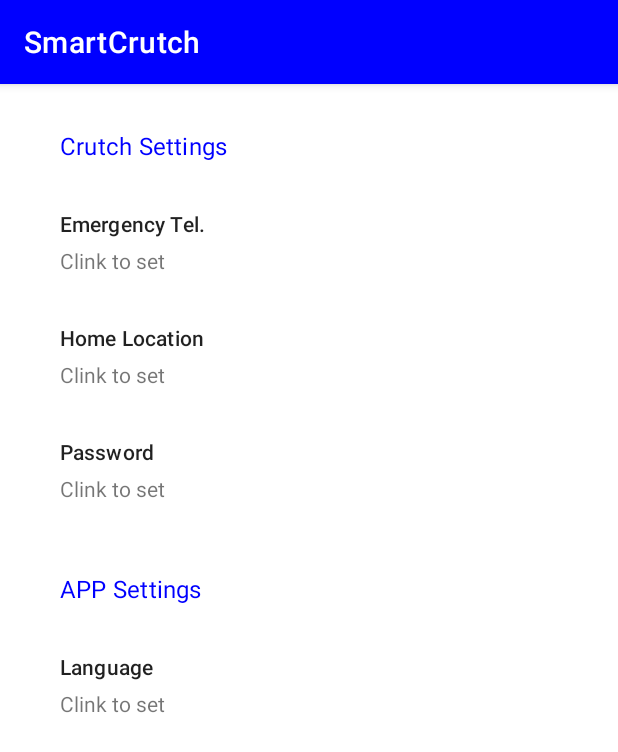
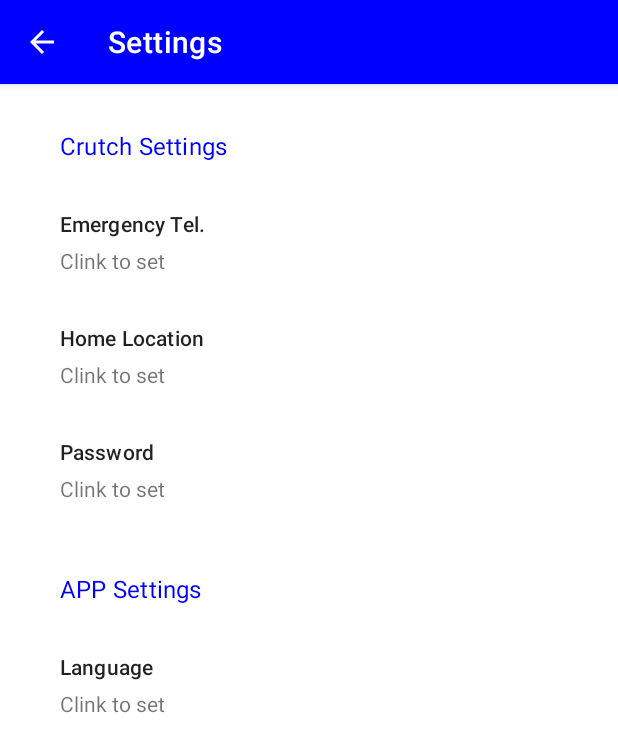
Before and after one commit to link857/SmartCrutch_Android_App_new, an Android app: the SettingsActivity screen opened directly, with no data from a screen before it, on a phone screen of 412 x 824 dp. Shown: the top 752 px of the screen. Run offline under Robolectric (Android 15) with nearby library versions, the phone set to English and light mode, and no system bars.

```diff
--- a/app/src/main/java/deltazero/smartcrutch/ui/MainActivity.java
+++ b/app/src/main/java/deltazero/smartcrutch/ui/MainActivity.java
@@ -162,6 +162,11 @@ public class MainActivity extends AppCompatActivity {
         startActivity(intent);
     }
 
+    public void launchSettings(View view) {
+        Intent intent = new Intent(this, SettingsActivity.class);
+        startActivity(intent);
+    }
+
     public void logout(View view) {
         timer.cancel();
 
--- a/app/src/main/java/deltazero/smartcrutch/ui/MapActivity.java
+++ b/app/src/main/java/deltazero/smartcrutch/ui/MapActivity.java
@@ -43,7 +43,7 @@ public class MapActivity extends AppCompatActivity {
         // Init UI
         tvLocDescription = findViewById(R.id.map_loc_description);
         tvLoc = findViewById(R.id.map_loc);
-        getActionBar().setTitle(getString(R.string.map_activity_title));
+        getSupportActionBar().setTitle(getString(R.string.map_activity_title));
 
         // Get uuid
         uuid = getSharedPreferences("deltazero.smartcrutch.prefs", MODE_PRIVATE)
--- a/app/src/main/res/layout/activity_login.xml
+++ b/app/src/main/res/layout/activity_login.xml
@@ -31,7 +31,6 @@
 
     <com.google.android.material.textfield.TextInputLayout
         android:id="@+id/login_username_text_input"
-        style="@style/Widget.MaterialComponents.TextInputLayout.OutlinedBox"
         android:layout_width="match_parent"
         android:layout_height="wrap_content"
         android:layout_marginStart="32dp"
@@ -51,7 +50,6 @@
 
     <com.google.android.material.textfield.TextInputLayout
         android:id="@+id/login_password_text_input"
-        style="@style/Widget.MaterialComponents.TextInputLayout.OutlinedBox"
         android:layout_width="0dp"
         android:layout_height="wrap_content"
         android:layout_marginStart="32dp"
--- a/app/src/main/res/layout/activity_settings.xml
+++ b/app/src/main/res/layout/activity_settings.xml
@@ -27,10 +27,13 @@
 
             <RelativeLayout
                 android:layout_width="match_parent"
-                android:layout_height="wrap_content">
+                android:layout_height="wrap_content"
+                android:clickable="true"
+                android:focusable="true"
+                android:onClick="setEmergencyTel">
 
                 <TextView
-                    android:id="@+id/settings_tv_phone"
+                    android:id="@+id/settings_tv_tel"
                     android:layout_width="wrap_content"
                     android:layout_height="wrap_content"
                     android:layout_marginStart="40dp"
@@ -39,10 +42,10 @@
                     android:textAppearance="@style/TextAppearance.MaterialComponents.Subtitle2" />
 
                 <TextView
-                    android:id="@+id/settings_tv_phone_info"
+                    android:id="@+id/settings_tv_tel_info"
                     android:layout_width="wrap_content"
                     android:layout_height="wrap_content"
-                    android:layout_below="@+id/settings_tv_phone"
+                    android:layout_below="@+id/settings_tv_tel"
                     android:layout_marginStart="40dp"
                     android:layout_marginTop="5dp"
                     android:layout_marginBottom="16dp"
@@ -52,7 +55,10 @@
 
             <RelativeLayout
                 android:layout_width="match_parent"
-                android:layout_height="wrap_content">
+                android:layout_height="wrap_content"
+                android:clickable="true"
+                android:focusable="true"
+                android:onClick="setHomeLoc">
 
                 <TextView
                     android:id="@+id/settings_tv_home"
@@ -77,7 +83,10 @@
 
             <RelativeLayout
                 android:layout_width="match_parent"
-                android:layout_height="wrap_content">
+                android:layout_height="wrap_content"
+                android:clickable="true"
+                android:focusable="true"
+                android:onClick="setPassword">
 
                 <TextView
                     android:id="@+id/settings_tv_password"
@@ -112,7 +121,9 @@
 
             <RelativeLayout
                 android:layout_width="match_parent"
-                android:layout_height="wrap_content">
+                android:layout_height="wrap_content"
+                android:clickable="true"
+                android:focusable="true">
 
                 <TextView
                     android:id="@+id/settings_tv_language"
--- a/app/src/main/res/values/strings.xml
+++ b/app/src/main/res/values/strings.xml
@@ -48,4 +48,5 @@ Copyright © 2021 DeltaZero, All rights reserved.\n</string>
     <string name="home_location">Home Location</string>
     <string name="app_settings_subtitle">APP Settings</string>
     <string name="language">Language</string>
+    <string name="settings_activity_title">Settings</string>
 </resources>
```
Also changed, not shown: app/src/main/AndroidManifest.xml (+6 -3 lines), app/src/main/java/deltazero/smartcrutch/core/API.java (+73 -0 lines), app/src/main/java/deltazero/smartcrutch/ui/SettingsActivity.java (+19 -0 lines), app/src/main/res/layout/activity_main.xml (+4 -3 lines).
